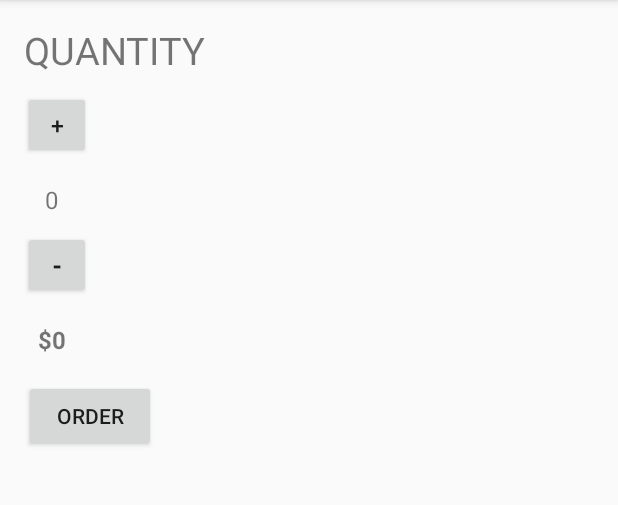
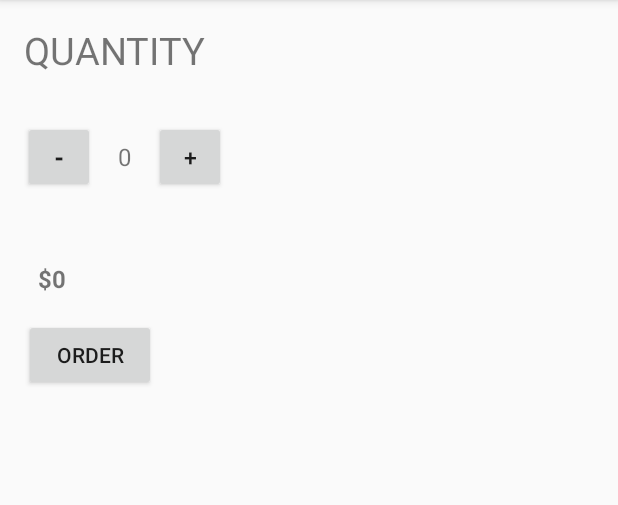
Before and after one commit to ronaldchaula/Calculator, an Android app: the screen it shows after launch (MainActivity), on a phone screen of 412 x 824 dp, the part 84-589 px from its top. Run offline under Robolectric (Android 15) with nearby library versions, the phone set to English and light mode, and no system bars.

Commit message:
changed the button layout and added functionality to the ordrr button

```diff
--- a/app/src/main/java/tz/co/ideasbuilder/calculator/MainActivity.java
+++ b/app/src/main/java/tz/co/ideasbuilder/calculator/MainActivity.java
@@ -1,5 +1,6 @@
 package tz.co.ideasbuilder.calculator;
 
+import android.annotation.SuppressLint;
 import android.support.v7.app.AppCompatActivity;
 import android.view.View;
 import android.os.Bundle;
@@ -24,14 +25,11 @@ public class MainActivity extends AppCompatActivity {
         showDecrease();
     }
     public void submitOrder(View view){
+        displayPrice(quantity);
+    }
 
-    }
-// the quantity display method is declaired here
-    public void display(int unit) {
-        TextView content = (TextView) findViewById(R.id.quantity);
-        content.setText(" " + unit);
-    }
     //the price method is declared here
+    @SuppressLint("SetTextI18n")
     public void displayPrice(int unit){
         int unitPrice = 5;
         //the line below captures a textview that is to be affected by using findViewById
@@ -53,16 +51,18 @@ public class MainActivity extends AppCompatActivity {
             return currentOrderSize -= 1;
         }
     }
+    @SuppressLint("SetTextI18n")
     public void showIncrease(){
         quantity = increase();
         TextView content = (TextView) findViewById(R.id.quantity);
         content.setText(" " +  quantity);
-        displayPrice(quantity);
+
     }
+    @SuppressLint("SetTextI18n")
     public void showDecrease(){
         quantity = decrease();
         TextView content = (TextView) findViewById(R.id.quantity);
         content.setText(" " +  quantity);
-        displayPrice(quantity);
+
     }
 }
--- a/app/src/main/res/layout/activity_main.xml
+++ b/app/src/main/res/layout/activity_main.xml
@@ -17,39 +17,57 @@
         android:labelFor="@+id/quantity"
 
          />
+    <!--this is an embedded XML that create a orizontal layout-->
+    <LinearLayout
+        android:layout_width="match_parent"
+        android:layout_height="wrap_content"
+        android:layout_marginTop="20dp"
+        android:layout_marginBottom="20dp"
+        android:orientation="horizontal"
+        android:layout_gravity="center"
+        >
         <Button
-        android:id="@+id/decrement"
-        android:layout_width="45dp"
-        android:layout_height="45dp"
-        android:text="@string/plus"
+            android:id="@+id/increment"
+            android:layout_width="48dp"
+            android:layout_height="48dp"
+            android:text="@string/minus"
             android:gravity="center"
+            android:layout_gravity="center"
             android:textSize="15sp"
+            android:textStyle="bold"
             android:layout_marginTop="10dp"
             android:layout_marginStart="15dp"
-        android:onClick="increaseOrder"
+            android:layout_marginBottom="10dp"
+            android:onClick="decreaseOrder"
             />
+
         <TextView
             android:id="@+id/quantity"
             android:layout_width="wrap_content"
             android:layout_height="wrap_content"
-        android:layout_marginStart="30dp"
+            android:layout_marginStart="15dp"
             android:layout_marginTop="16dp"
+            android:layout_marginBottom="16dp"
             android:text="@string/quantityValue"
             android:textSize="16sp"
+            android:layout_gravity="center"
+            />
 
-        />
         <Button
-        android:id="@+id/increment"
-        android:layout_width="45dp"
-        android:layout_height="45dp"
-        android:text="@string/minus"
+            android:id="@+id/decrement"
+            android:layout_width="48dp"
+            android:layout_height="48dp"
+            android:text="@string/plus"
             android:gravity="center"
+            android:layout_gravity="center"
             android:textSize="15sp"
-        android:textStyle="bold"
             android:layout_marginTop="10dp"
             android:layout_marginStart="15dp"
-        android:onClick="decreaseOrder"
+            android:layout_marginBottom="10dp"
+            android:onClick="increaseOrder"
             />
+    </LinearLayout>
+
     <TextView
         android:id="@+id/price"
         android:layout_width="wrap_content"
```
Lines whose indentation alone changed are shown as unchanged.
